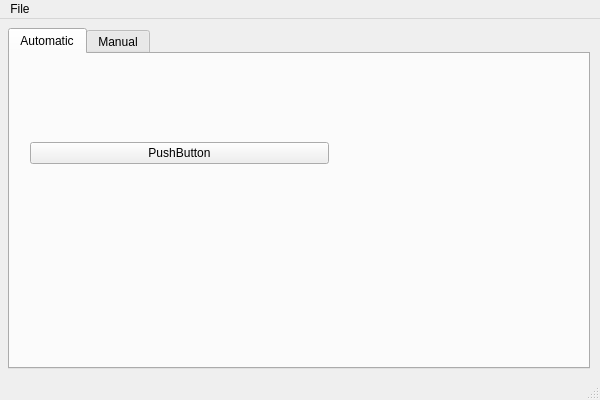
Old version of the form gui/mainwindow.ui in the repository afaundez/mesh-suite.
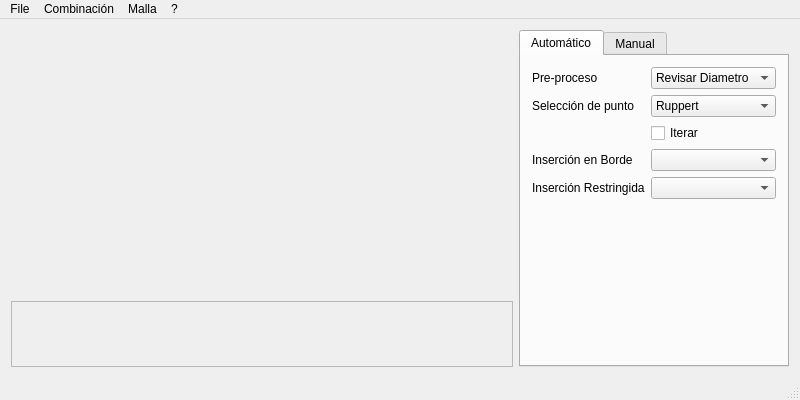
New version of the form.

Commit message: UPDATE main window layout, glwidget working

The edit to the form file:
```diff
--- a/gui/mainwindow.ui
+++ b/gui/mainwindow.ui
@@ -6,138 +6,183 @@
    <rect>
     <x>0</x>
     <y>0</y>
-    <width>600</width>
+    <width>800</width>
     <height>400</height>
    </rect>
   </property>
+  <property name="sizePolicy">
+   <sizepolicy hsizetype="Preferred" vsizetype="Preferred">
+    <horstretch>0</horstretch>
+    <verstretch>0</verstretch>
+   </sizepolicy>
+  </property>
   <property name="windowTitle">
    <string>MainWindow</string>
   </property>
   <widget class="QWidget" name="centralWidget">
-   <widget class="QTabWidget" name="tabWidget">
-    <property name="geometry">
-     <rect>
-      <x>8</x>
-      <y>9</y>
-      <width>582</width>
-      <height>341</height>
-     </rect>
-    </property>
-    <property name="sizePolicy">
-     <sizepolicy hsizetype="Expanding" vsizetype="Expanding">
-      <horstretch>0</horstretch>
-      <verstretch>0</verstretch>
-     </sizepolicy>
-    </property>
-    <property name="maximumSize">
-     <size>
-      <width>582</width>
-      <height>16777215</height>
-     </size>
-    </property>
-    <property name="currentIndex">
-     <number>0</number>
-    </property>
-    <widget class="QWidget" name="tab">
-     <attribute name="title">
-      <string>Automatic</string>
-     </attribute>
-     <widget class="QWidget" name="verticalLayoutWidget">
-      <property name="geometry">
-       <rect>
-        <x>9</x>
-        <y>9</y>
-        <width>321</width>
-        <height>201</height>
-       </rect>
+   <layout class="QGridLayout" name="gridLayout_4">
+    <item row="0" column="2" rowspan="5">
+     <widget class="QTabWidget" name="processTab">
+      <property name="sizePolicy">
+       <sizepolicy hsizetype="Fixed" vsizetype="Expanding">
+        <horstretch>0</horstretch>
+        <verstretch>0</verstretch>
+       </sizepolicy>
       </property>
-      <layout class="QVBoxLayout" name="verticalLayout_2">
-       <item>
-        <widget class="QPushButton" name="pushButton">
-         <property name="text">
-          <string>PushButton</string>
-         </property>
-        </widget>
-       </item>
-       <item>
-        <spacer name="horizontalSpacer">
-         <property name="orientation">
-          <enum>Qt::Horizontal</enum>
-         </property>
-         <property name="sizeHint" stdset="0">
-          <size>
-           <width>40</width>
-           <height>20</height>
-          </size>
-         </property>
-        </spacer>
-       </item>
-      </layout>
-     </widget>
-     <widget class="QWidget" name="verticalLayoutWidget_2">
-      <property name="geometry">
-       <rect>
-        <x>340</x>
-        <y>10</y>
-        <width>231</width>
-        <height>291</height>
-       </rect>
+      <property name="currentIndex">
+       <number>0</number>
       </property>
-      <layout class="QVBoxLayout" name="verticalLayout_3">
-       <item>
-        <spacer name="verticalSpacer">
-         <property name="orientation">
-          <enum>Qt::Vertical</enum>
-         </property>
-         <property name="sizeHint" stdset="0">
-          <size>
-           <width>20</width>
-           <height>40</height>
-          </size>
-         </property>
-        </spacer>
-       </item>
-      </layout>
+      <widget class="QWidget" name="automaticPage">
+       <attribute name="title">
+        <string>Automático</string>
+       </attribute>
+       <layout class="QFormLayout" name="processLayout">
+        <property name="fieldGrowthPolicy">
+         <enum>QFormLayout::AllNonFixedFieldsGrow</enum>
+        </property>
+        <item row="0" column="0">
+         <widget class="QLabel" name="label">
+          <property name="text">
+           <string>Pre-proceso</string>
+          </property>
+         </widget>
+        </item>
+        <item row="0" column="1">
+         <widget class="QComboBox" name="comboBox">
+          <item>
+           <property name="text">
+            <string>Revisar Diametro</string>
+           </property>
+          </item>
+          <item>
+           <property name="text">
+            <string>Ninguno</string>
+           </property>
+          </item>
+         </widget>
+        </item>
+        <item row="1" column="0">
+         <widget class="QLabel" name="label_2">
+          <property name="text">
+           <string>Selección de punto</string>
+          </property>
+         </widget>
+        </item>
+        <item row="1" column="1">
+         <widget class="QComboBox" name="comboBox_2">
+          <item>
+           <property name="text">
+            <string>Ruppert</string>
+           </property>
+          </item>
+          <item>
+           <property name="text">
+            <string>Bisección</string>
+           </property>
+          </item>
+          <item>
+           <property name="text">
+            <string>Lepp-Bisescción</string>
+           </property>
+          </item>
+          <item>
+           <property name="text">
+            <string>Centroide</string>
+           </property>
+          </item>
+          <item>
+           <property name="text">
+            <string>Lepp-Centroide</string>
+           </property>
+          </item>
+          <item>
+           <property name="text">
+            <string>Lepp-Delaunay</string>
+           </property>
+          </item>
+          <item>
+           <property name="text">
+            <string>Off-Center</string>
+           </property>
+          </item>
+         </widget>
+        </item>
+        <item row="2" column="0">
+         <widget class="QLabel" name="label_4">
+          <property name="text">
+           <string/>
+          </property>
+         </widget>
+        </item>
+        <item row="2" column="1">
+         <widget class="QCheckBox" name="checkBox">
+          <property name="text">
+           <string>Iterar</string>
+          </property>
+         </widget>
+        </item>
+        <item row="3" column="0">
+         <widget class="QLabel" name="label_3">
+          <property name="text">
+           <string>Inserción en Borde</string>
+          </property>
+         </widget>
+        </item>
+        <item row="3" column="1">
+         <widget class="QComboBox" name="comboBox_3"/>
+        </item>
+        <item row="4" column="0">
+         <widget class="QLabel" name="label_5">
+          <property name="text">
+           <string>Inserción Restringida</string>
+          </property>
+         </widget>
+        </item>
+        <item row="4" column="1">
+         <widget class="QComboBox" name="comboBox_4"/>
+        </item>
+       </layout>
+      </widget>
+      <widget class="QWidget" name="manualPage">
+       <attribute name="title">
+        <string>Manual</string>
+       </attribute>
+       <layout class="QFormLayout" name="formLayout">
+        <item row="0" column="0">
+         <widget class="QLabel" name="label_6">
+          <property name="text">
+           <string>Selección de punto</string>
+          </property>
+         </widget>
+        </item>
+        <item row="0" column="1">
+         <widget class="QComboBox" name="comboBox_5"/>
+        </item>
+       </layout>
+      </widget>
      </widget>
-     <widget class="QWidget" name="horizontalLayoutWidget">
-      <property name="geometry">
-       <rect>
-        <x>10</x>
-        <y>220</y>
-        <width>321</width>
-        <height>80</height>
-       </rect>
+    </item>
+    <item row="0" column="0" rowspan="4" colspan="2">
+     <layout class="QHBoxLayout" name="glLayout"/>
+    </item>
+    <item row="4" column="0" colspan="2">
+     <widget class="QFrame" name="frame">
+      <property name="frameShape">
+       <enum>QFrame::StyledPanel</enum>
       </property>
-      <layout class="QHBoxLayout" name="horizontalLayout_3">
-       <item>
-        <spacer name="horizontalSpacer_2">
-         <property name="orientation">
-          <enum>Qt::Horizontal</enum>
-         </property>
-         <property name="sizeHint" stdset="0">
-          <size>
-           <width>40</width>
-           <height>20</height>
-          </size>
-         </property>
-        </spacer>
-       </item>
-      </layout>
+      <property name="frameShadow">
+       <enum>QFrame::Raised</enum>
+      </property>
      </widget>
-    </widget>
-    <widget class="QWidget" name="tab_2">
-     <attribute name="title">
-      <string>Manual</string>
-     </attribute>
-    </widget>
-   </widget>
+    </item>
+   </layout>
   </widget>
   <widget class="QMenuBar" name="menuBar">
    <property name="geometry">
     <rect>
      <x>0</x>
      <y>0</y>
-     <width>600</width>
+     <width>800</width>
      <height>23</height>
     </rect>
    </property>
@@ -145,17 +190,35 @@
     <property name="title">
      <string>File</string>
     </property>
+    <addaction name="actionExit"/>
+   </widget>
+   <widget class="QMenu" name="menuCombination">
+    <property name="title">
+     <string>Combinación</string>
+    </property>
     <addaction name="actionNew"/>
     <addaction name="actionOpen"/>
     <addaction name="separator"/>
     <addaction name="actionSave"/>
-    <addaction name="actionSave_As"/>
-    <addaction name="separator"/>
-    <addaction name="actionClose"/>
-    <addaction name="separator"/>
-    <addaction name="actionExit"/>
+    <addaction name="actionSaveAs"/>
+   </widget>
+   <widget class="QMenu" name="menuMesh">
+    <property name="title">
+     <string>Malla</string>
+    </property>
+    <addaction name="actionLoad"/>
+    <addaction name="actionReload"/>
+   </widget>
+   <widget class="QMenu" name="menuHelp">
+    <property name="title">
+     <string>?</string>
+    </property>
+    <addaction name="actionAbout"/>
    </widget>
    <addaction name="menuFile"/>
+   <addaction name="menuCombination"/>
+   <addaction name="menuMesh"/>
+   <addaction name="menuHelp"/>
   </widget>
   <widget class="QStatusBar" name="statusBar"/>
   <action name="actionNew">
```
Left out of the diff: 39 changed lines with no effect on the pictures. The commit also changes 5 other files.
